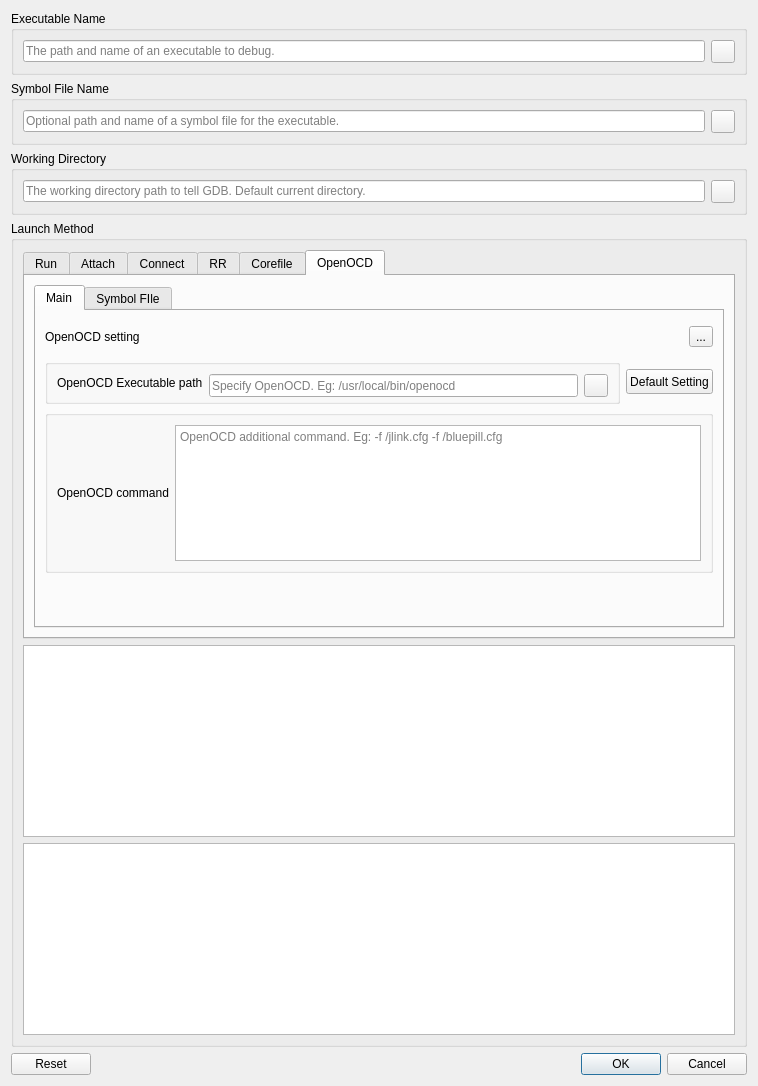
Old version of the form src/SeerDebugDialog.ui in the repository epasveer/seer.
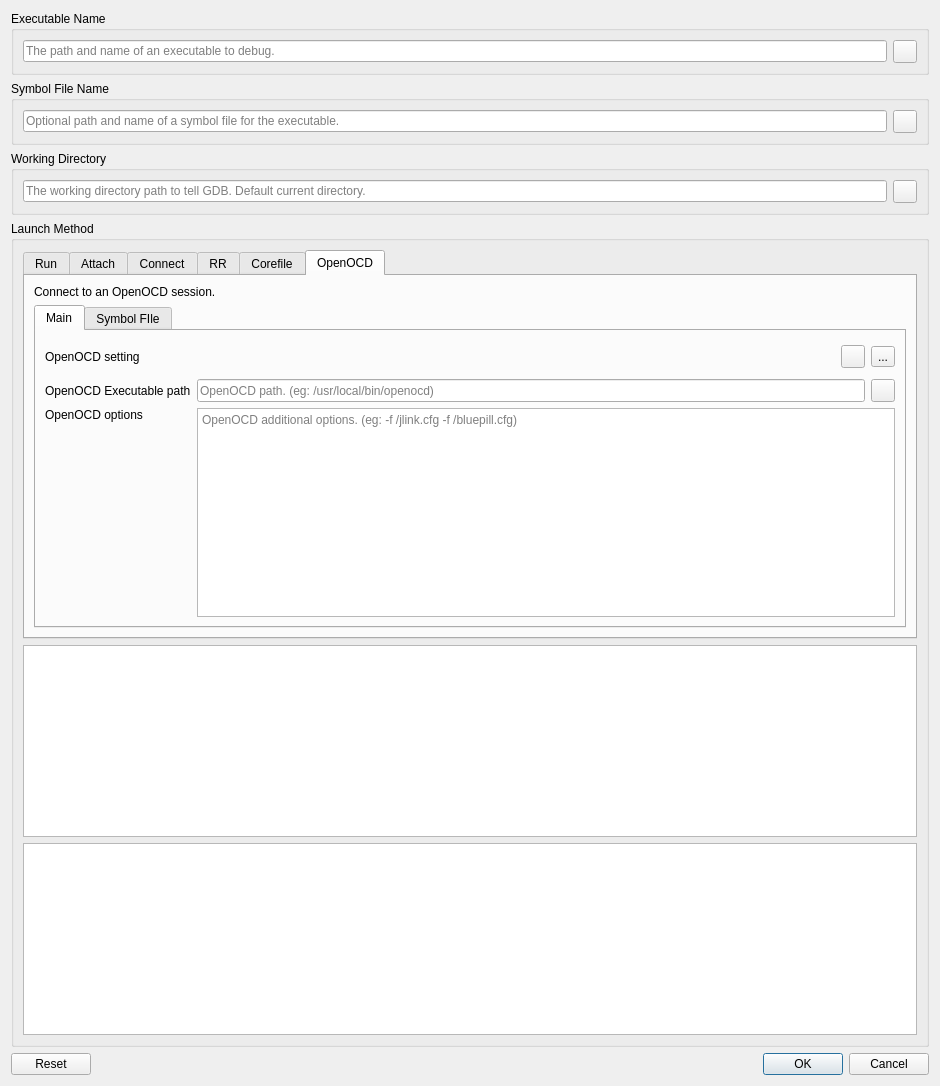
New version of the form. The open tabs and pages were chosen to show the change. Icons and pictures are not drawn.

Commit message: Cleaned up UI for OpenOCD debug tab.

```diff
--- a/src/SeerDebugDialog.ui
+++ b/src/SeerDebugDialog.ui
@@ -6,71 +6,15 @@
    <rect>
     <x>0</x>
     <y>0</y>
-    <width>758</width>
+    <width>940</width>
     <height>1086</height>
    </rect>
   </property>
   <property name="windowTitle">
    <string>Select Executable to Debug</string>
   </property>
-  <layout class="QGridLayout" name="gridLayout">
-   <item row="4" column="0">
-    <widget class="QDialogButtonBox" name="buttonBox">
-     <property name="orientation">
-      <enum>Qt::Horizontal</enum>
-     </property>
-     <property name="standardButtons">
-      <set>QDialogButtonBox::Cancel|QDialogButtonBox::Ok|QDialogButtonBox::Reset</set>
-     </property>
-    </widget>
-   </item>
-   <item row="2" column="0">
-    <widget class="QGroupBox" name="executableWorkingDirectoryGroupBox">
-     <property name="toolTip">
-      <string/>
-     </property>
-     <property name="title">
-      <string>Working Directory</string>
-     </property>
-     <property name="alignment">
-      <set>Qt::AlignLeading|Qt::AlignLeft|Qt::AlignTop</set>
-     </property>
-     <layout class="QVBoxLayout" name="verticalLayout_3">
+  <layout class="QVBoxLayout" name="verticalLayout_4">
       <item>
-       <layout class="QHBoxLayout" name="horizontalLayout_5">
-        <item>
-         <widget class="QLineEdit" name="executableWorkingDirectoryLineEdit">
-          <property name="toolTip">
-           <string>The working directory path to tell GDB. Default current directory.</string>
-          </property>
-          <property name="placeholderText">
-           <string>The working directory path to tell GDB. Default current directory.</string>
-          </property>
-          <property name="clearButtonEnabled">
-           <bool>true</bool>
-          </property>
-         </widget>
-        </item>
-        <item>
-         <widget class="QToolButton" name="executableWorkingDirectoryToolButton">
-          <property name="toolTip">
-           <string>Open a dialog to select a path.</string>
-          </property>
-          <property name="text">
-           <string/>
-          </property>
-          <property name="icon">
-           <iconset resource="resource.qrc">
-            <normaloff>:/seer/resources/RelaxLightIcons/document-open.svg</normaloff>:/seer/resources/RelaxLightIcons/document-open.svg</iconset>
-          </property>
-         </widget>
-        </item>
-       </layout>
-      </item>
-     </layout>
-    </widget>
-   </item>
-   <item row="0" column="0">
     <widget class="QGroupBox" name="executableNameGroupBox">
      <property name="title">
       <string>Executable Name</string>
@@ -128,7 +72,7 @@
      </layout>
     </widget>
    </item>
-   <item row="1" column="0">
+   <item>
     <widget class="QGroupBox" name="executableSymbolNameGroupBox">
      <property name="title">
       <string>Symbol File Name</string>
@@ -186,7 +130,53 @@
      </layout>
     </widget>
    </item>
-   <item row="3" column="0">
+   <item>
+    <widget class="QGroupBox" name="executableWorkingDirectoryGroupBox">
+     <property name="toolTip">
+      <string/>
+     </property>
+     <property name="title">
+      <string>Working Directory</string>
+     </property>
+     <property name="alignment">
+      <set>Qt::AlignLeading|Qt::AlignLeft|Qt::AlignTop</set>
+     </property>
+     <layout class="QVBoxLayout" name="verticalLayout_3">
+      <item>
+       <layout class="QHBoxLayout" name="horizontalLayout_5">
+        <item>
+         <widget class="QLineEdit" name="executableWorkingDirectoryLineEdit">
+          <property name="toolTip">
+           <string>The working directory path to tell GDB. Default current directory.</string>
+          </property>
+          <property name="placeholderText">
+           <string>The working directory path to tell GDB. Default current directory.</string>
+          </property>
+          <property name="clearButtonEnabled">
+           <bool>true</bool>
+          </property>
+         </widget>
+        </item>
+        <item>
+         <widget class="QToolButton" name="executableWorkingDirectoryToolButton">
+          <property name="toolTip">
+           <string>Open a dialog to select a path.</string>
+          </property>
+          <property name="text">
+           <string/>
+          </property>
+          <property name="icon">
+           <iconset resource="resource.qrc">
+            <normaloff>:/seer/resources/RelaxLightIcons/document-open.svg</normaloff>:/seer/resources/RelaxLightIcons/document-open.svg</iconset>
+          </property>
+         </widget>
+        </item>
+       </layout>
+      </item>
+     </layout>
+    </widget>
+   </item>
+   <item>
     <widget class="QGroupBox" name="launchMethodGroupBox">
      <property name="sizePolicy">
       <sizepolicy hsizetype="Preferred" vsizetype="Preferred">
@@ -197,8 +187,8 @@
      <property name="title">
       <string>Launch Method</string>
      </property>
-     <layout class="QVBoxLayout" name="verticalLayout_4">
-      <item>
+     <layout class="QGridLayout" name="gridLayout_10">
+      <item row="0" column="0">
        <widget class="QTabWidget" name="runModeTabWidget">
         <property name="sizePolicy">
          <sizepolicy hsizetype="Expanding" vsizetype="Expanding">
@@ -207,7 +197,7 @@
          </sizepolicy>
         </property>
         <property name="currentIndex">
-         <number>0</number>
+         <number>5</number>
         </property>
         <widget class="QWidget" name="runTab">
          <property name="sizePolicy">
@@ -1065,7 +1055,7 @@
           <string>OpenOCD</string>
          </attribute>
          <layout class="QGridLayout" name="gridLayout_12">
-          <item row="0" column="0">
+          <item row="1" column="1">
            <widget class="QTabWidget" name="openOCDTabWidget">
             <property name="currentIndex">
              <number>0</number>
@@ -1076,7 +1066,7 @@
              </attribute>
              <layout class="QVBoxLayout" name="verticalLayout_8">
               <item>
-               <layout class="QHBoxLayout" name="horizontalLayout_15">
+               <layout class="QHBoxLayout" name="horizontalLayout_14">
                 <item>
                  <widget class="QLabel" name="openOCDMainSettingLabel">
                   <property name="text">
@@ -1097,6 +1087,26 @@
                   </property>
                  </spacer>
                 </item>
+                <item>
+                 <widget class="QToolButton" name="openOCDMainDefaultSettingButton">
+                  <property name="minimumSize">
+                   <size>
+                    <width>0</width>
+                    <height>0</height>
+                   </size>
+                  </property>
+                  <property name="toolTip">
+                   <string>Reset to default settings.</string>
+                  </property>
+                  <property name="text">
+                   <string/>
+                  </property>
+                  <property name="icon">
+                   <iconset resource="resource.qrc">
+                    <normaloff>:/seer/resources/RelaxLightIcons/view-refresh.svg</normaloff>:/seer/resources/RelaxLightIcons/view-refresh.svg</iconset>
+                  </property>
+                 </widget>
+                </item>
                 <item>
                  <widget class="QToolButton" name="openOCDMainHelpButton">
                   <property name="toolTip">
@@ -1114,48 +1124,15 @@
                </layout>
               </item>
               <item>
-               <layout class="QGridLayout" name="gridLayout_10">
+               <layout class="QGridLayout" name="gridLayout_8">
                 <item row="0" column="0">
-                 <widget class="QGroupBox" name="executableNameGroupBox_2">
-                  <property name="enabled">
-                   <bool>true</bool>
-                  </property>
-                  <property name="sizePolicy">
-                   <sizepolicy hsizetype="Preferred" vsizetype="Preferred">
-                    <horstretch>0</horstretch>
-                    <verstretch>0</verstretch>
-                   </sizepolicy>
-                  </property>
-                  <property name="maximumSize">
-                   <size>
-                    <width>16777215</width>
-                    <height>45</height>
-                   </size>
-                  </property>
-                  <property name="sizeIncrement">
-                   <size>
-                    <width>20</width>
-                    <height>0</height>
-                   </size>
-                  </property>
-                  <property name="title">
-                   <string notr="true"/>
-                  </property>
-                  <property name="alignment">
-                   <set>Qt::AlignLeading|Qt::AlignLeft|Qt::AlignTop</set>
-                  </property>
-                  <property name="flat">
-                   <bool>false</bool>
-                  </property>
-                  <layout class="QHBoxLayout" name="horizontalLayout_16">
-                   <item>
                     <widget class="QLabel" name="executableOpenOCDPathLabel">
                      <property name="text">
                       <string>OpenOCD Executable path</string>
                      </property>
                     </widget>
                    </item>
-                   <item>
+                <item row="0" column="1">
                     <widget class="QLineEdit" name="executableOpenOCDPathLineEdit">
                      <property name="sizePolicy">
                       <sizepolicy hsizetype="Expanding" vsizetype="Fixed">
@@ -1182,20 +1159,20 @@
                       </size>
                      </property>
                      <property name="toolTip">
-                      <string>Specify OpenOCD. Eg: /usr/local/bin/openocd</string>
+                   <string>OpenOCD path.</string>
                      </property>
                      <property name="dragEnabled">
                       <bool>false</bool>
                      </property>
                      <property name="placeholderText">
-                      <string>Specify OpenOCD. Eg: /usr/local/bin/openocd</string>
+                   <string>OpenOCD path. (eg: /usr/local/bin/openocd)</string>
                      </property>
                      <property name="clearButtonEnabled">
                       <bool>true</bool>
                      </property>
                     </widget>
                    </item>
-                   <item>
+                <item row="0" column="2">
                     <widget class="QToolButton" name="executableOpenOCDButton">
                      <property name="sizePolicy">
                       <sizepolicy hsizetype="Minimum" vsizetype="Fixed">
@@ -1227,41 +1204,8 @@
                      </property>
                     </widget>
                    </item>
-                  </layout>
-                 </widget>
-                </item>
-                <item row="0" column="1">
-                 <widget class="QPushButton" name="openOCDMainDefaultSettingButton">
-                  <property name="minimumSize">
-                   <size>
-                    <width>0</width>
-                    <height>25</height>
-                   </size>
-                  </property>
-                  <property name="text">
-                   <string>Default Setting</string>
-                  </property>
-                 </widget>
-                </item>
-               </layout>
-              </item>
-              <item>
-               <widget class="QGroupBox" name="executableNameGroupBox_6">
-                <property name="enabled">
-                 <bool>true</bool>
-                </property>
-                <property name="title">
-                 <string notr="true"/>
-                </property>
-                <property name="alignment">
-                 <set>Qt::AlignLeading|Qt::AlignLeft|Qt::AlignTop</set>
-                </property>
-                <property name="flat">
-                 <bool>false</bool>
-                </property>
-                <layout class="QHBoxLayout" name="horizontalLayout_17">
-                 <item>
-                  <widget class="QLabel" name="openOCDCommandLabel">
+                <item row="1" column="0">
+                 <widget class="QLabel" name="openOCDOptionsLabel">
                    <property name="maximumSize">
                     <size>
                      <width>150</width>
@@ -1269,45 +1213,40 @@
                     </size>
                    </property>
                    <property name="text">
-                    <string>OpenOCD command</string>
+                   <string>OpenOCD options</string>
+                  </property>
+                  <property name="alignment">
+                   <set>Qt::AlignLeading|Qt::AlignLeft|Qt::AlignTop</set>
                    </property>
                   </widget>
                  </item>
-                 <item>
-                  <widget class="QPlainTextEdit" name="openOCDCommandLineEdit">
+                <item row="1" column="1" colspan="2">
+                 <widget class="QPlainTextEdit" name="openOCDOptionsLineEdit">
+                  <property name="sizePolicy">
+                   <sizepolicy hsizetype="Expanding" vsizetype="MinimumExpanding">
+                    <horstretch>0</horstretch>
+                    <verstretch>0</verstretch>
+                   </sizepolicy>
+                  </property>
                    <property name="toolTip">
-                    <string>OpenOCD commands</string>
+                   <string>OpenOCD adtional options</string>
                    </property>
                    <property name="placeholderText">
-                    <string>OpenOCD additional command. Eg: -f &lt;path to&gt;/jlink.cfg -f &lt;path to&gt;/bluepill.cfg</string>
+                   <string>OpenOCD additional options. (eg: -f &lt;path to&gt;/jlink.cfg -f &lt;path to&gt;/bluepill.cfg)</string>
                    </property>
                   </widget>
                  </item>
                 </layout>
-               </widget>
               </item>
-              <item>
-               <spacer name="verticalSpacer_4">
-                <property name="orientation">
-                 <enum>Qt::Vertical</enum>
-                </property>
-                <property name="sizeHint" stdset="0">
-                 <size>
-                  <width>20</width>
-                  <height>100</height>
-                 </size>
-                </property>
-               </spacer>
-              </item>
              </layout>
             </widget>
-            <widget class="QWidget" name="tab">
+            <widget class="QWidget" name="openOCDSymbolFileTab">
              <attribute name="title">
               <string>Symbol FIle</string>
              </attribute>
              <layout class="QVBoxLayout" name="verticalLayout_7">
               <item>
-               <layout class="QHBoxLayout" name="horizontalLayout_36">
+               <layout class="QHBoxLayout" name="horizontalLayout_13">
                 <item>
                  <widget class="QLabel" name="symbolFileLabel">
                   <property name="text">
@@ -1334,48 +1273,15 @@
                </layout>
               </item>
               <item>
-               <layout class="QVBoxLayout" name="verticalLayout_6">
-                <item>
-                 <widget class="QGroupBox" name="executableNameGroupBox_4">
-                  <property name="enabled">
-                   <bool>true</bool>
-                  </property>
-                  <property name="sizePolicy">
-                   <sizepolicy hsizetype="Preferred" vsizetype="Preferred">
-                    <horstretch>0</horstretch>
-                    <verstretch>0</verstretch>
-                   </sizepolicy>
-                  </property>
-                  <property name="maximumSize">
-                   <size>
-                    <width>16777215</width>
-                    <height>45</height>
-                   </size>
-                  </property>
-                  <property name="sizeIncrement">
-                   <size>
-                    <width>20</width>
-                    <height>0</height>
-                   </size>
-                  </property>
-                  <property name="title">
-                   <string notr="true"/>
-                  </property>
-                  <property name="alignment">
-                   <set>Qt::AlignLeading|Qt::AlignLeft|Qt::AlignTop</set>
-                  </property>
-                  <property name="flat">
-                   <bool>false</bool>
-                  </property>
-                  <layout class="QHBoxLayout" name="horizontalLayout_13">
-                   <item>
+               <layout class="QGridLayout" name="gridLayout">
+                <item row="0" column="0" colspan="2">
                     <widget class="QLabel" name="executableOpenOCDPathLabel_2">
                      <property name="text">
                       <string>Symbol File Name   </string>
                      </property>
                     </widget>
                    </item>
-                   <item>
+                <item row="0" column="2">
                     <widget class="QLineEdit" name="symbolFileLineEdit">
                      <property name="sizePolicy">
                       <sizepolicy hsizetype="Expanding" vsizetype="Fixed">
@@ -1418,7 +1324,7 @@
                      </property>
                     </widget>
                    </item>
-                   <item>
+                <item row="0" column="3">
                     <widget class="QToolButton" name="openocdSymbolFileButton">
                      <property name="sizePolicy">
                       <sizepolicy hsizetype="Minimum" vsizetype="Fixed">
@@ -1450,50 +1356,14 @@
                      </property>
                     </widget>
                    </item>
-                  </layout>
-                 </widget>
-                </item>
-                <item>
-                 <widget class="QGroupBox" name="executableNameGroupBox_9">
-                  <property name="enabled">
-                   <bool>true</bool>
-                  </property>
-                  <property name="sizePolicy">
-                   <sizepolicy hsizetype="Preferred" vsizetype="Preferred">
-                    <horstretch>0</horstretch>
-                    <verstretch>0</verstretch>
-                   </sizepolicy>
-                  </property>
-                  <property name="maximumSize">
-                   <size>
-                    <width>16777215</width>
-                    <height>45</height>
-                   </size>
-                  </property>
-                  <property name="sizeIncrement">
-                   <size>
-                    <width>20</width>
-                    <height>0</height>
-                   </size>
-                  </property>
-                  <property name="title">
-                   <string notr="true"/>
-                  </property>
-                  <property name="alignment">
-                   <set>Qt::AlignLeading|Qt::AlignLeft|Qt::AlignTop</set>
-                  </property>
-                  <property name="flat">
-                   <bool>false</bool>
-                  </property>
-                  <layout class="QHBoxLayout" name="horizontalLayout_18">
-                   <item>
+                <item row="1" column="0" colspan="2">
                     <widget class="QLabel" name="executableOpenOCDPathLabel_5">
                      <property name="text">
                       <string>Working Directory  </string>
                      </property>
                     </widget>
                    </item>
-                   <item>
+                <item row="1" column="2">
                     <widget class="QLineEdit" name="workingDirLineEdit">
                      <property name="sizePolicy">
                       <sizepolicy hsizetype="Expanding" vsizetype="Fixed">
@@ -1533,7 +1403,7 @@
                      </property>
                     </widget>
                    </item>
-                   <item>
+                <item row="1" column="3">
                     <widget class="QToolButton" name="openocdSourceDirButton">
                      <property name="sizePolicy">
                       <sizepolicy hsizetype="Minimum" vsizetype="Fixed">
@@ -1565,57 +1435,21 @@
                      </property>
                     </widget>
                    </item>
-                  </layout>
-                 </widget>
-                </item>
-                <item>
-                 <widget class="QGroupBox" name="executableNameGroupBox_8">
-                  <property name="enabled">
-                   <bool>true</bool>
-                  </property>
-                  <property name="sizePolicy">
-                   <sizepolicy hsizetype="Preferred" vsizetype="Preferred">
-                    <horstretch>0</horstretch>
-                    <verstretch>0</verstretch>
-                   </sizepolicy>
-                  </property>
-                  <property name="maximumSize">
-                   <size>
-                    <width>16777215</width>
-                    <height>45</height>
-                   </size>
-                  </property>
-                  <property name="sizeIncrement">
-                   <size>
-                    <width>20</width>
-                    <height>0</height>
-                   </size>
-                  </property>
-                  <property name="title">
-                   <string notr="true"/>
-                  </property>
-                  <property name="alignment">
-                   <set>Qt::AlignLeading|Qt::AlignLeft|Qt::AlignTop</set>
-                  </property>
-                  <property name="flat">
-                   <bool>false</bool>
-                  </property>
-                  <layout class="QHBoxLayout" name="horizontalLayout_14">
-                   <item>
+                <item row="2" column="0">
                     <widget class="QCheckBox" name="loadAddrCheckBox">
                      <property name="text">
                       <string/>
                      </property>
                     </widget>
                    </item>
-                   <item>
+                <item row="2" column="1">
                     <widget class="QLabel" name="executableOpenOCDPathLabel_4">
                      <property name="text">
                       <string>Load Address     </string>
                      </property>
                     </widget>
                    </item>
-                   <item>
+                <item row="2" column="2">
                     <widget class="QLineEdit" name="loadAddrLineEdit">
                      <property name="sizePolicy">
                       <sizepolicy hsizetype="Expanding" vsizetype="Fixed">
@@ -1656,9 +1490,6 @@
                     </widget>
                    </item>
                   </layout>
-                 </widget>
-                </item>
-               </layout>
               </item>
               <item>
                <spacer name="verticalSpacer_7">
@@ -1668,7 +1499,7 @@
                 <property name="sizeHint" stdset="0">
                  <size>
                   <width>20</width>
-                  <height>40</height>
+                  <height>126</height>
                  </size>
                 </property>
                </spacer>
@@ -1677,11 +1508,18 @@
             </widget>
            </widget>
           </item>
+          <item row="0" column="1">
+           <widget class="QLabel" name="label_6">
+            <property name="text">
+             <string>Connect to an OpenOCD session.</string>
+            </property>
+           </widget>
+          </item>
          </layout>
         </widget>
        </widget>
       </item>
-      <item>
+      <item row="1" column="0">
        <layout class="QVBoxLayout" name="verticalLayout_2">
         <item>
          <widget class="QPlainTextEdit" name="preCommandsPlainTextEdit">
@@ -1714,6 +1552,16 @@
      </layout>
     </widget>
    </item>
+   <item>
+    <widget class="QDialogButtonBox" name="buttonBox">
+     <property name="orientation">
+      <enum>Qt::Horizontal</enum>
+     </property>
+     <property name="standardButtons">
+      <set>QDialogButtonBox::Cancel|QDialogButtonBox::Ok|QDialogButtonBox::Reset</set>
+     </property>
+    </widget>
+   </item>
   </layout>
   <zorder>executableNameGroupBox</zorder>
   <zorder>buttonBox</zorder>
```
Lines whose indentation alone changed are shown as unchanged. The commit also changes 6 other files.
